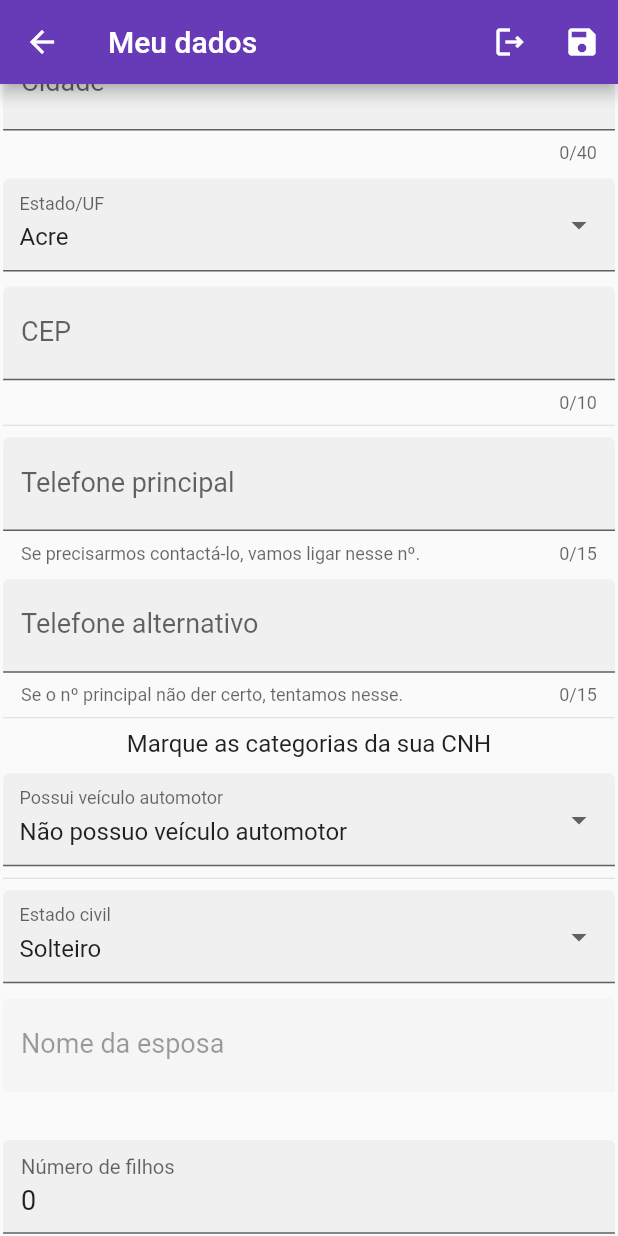
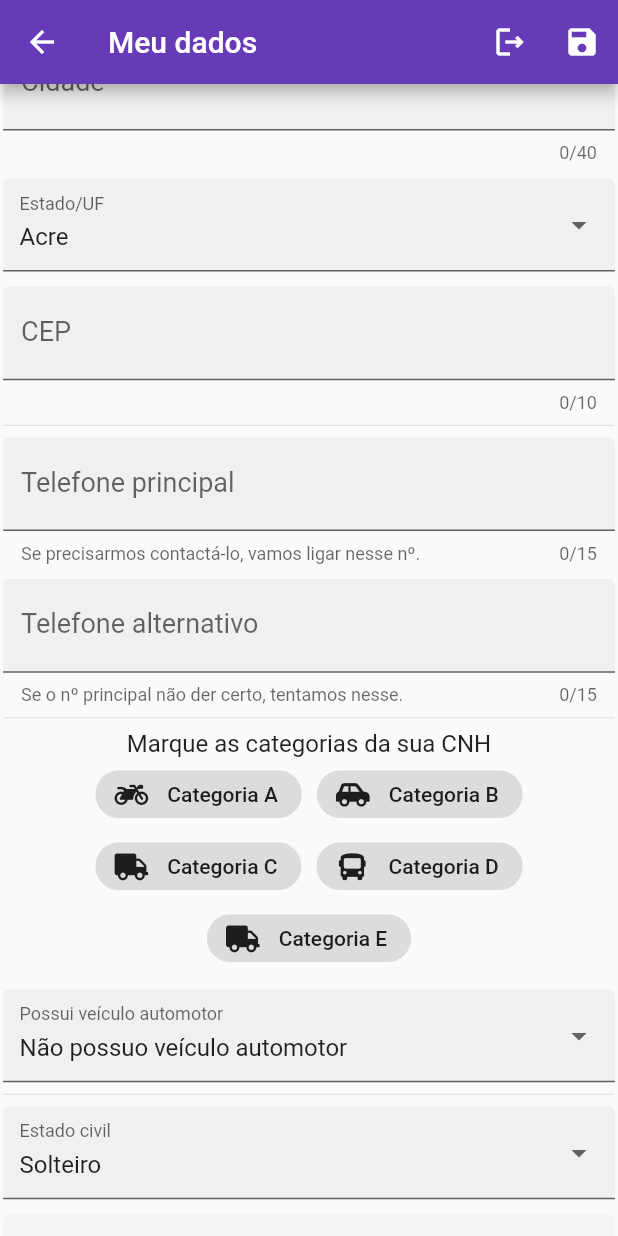
Before and after one commit to gibalmeida/trabcon_flutter, a Flutter app: the MyDataForm screen opened directly with empty values, scrolled down 576 dp, on a phone screen of 412 x 824 dp. Run offline on Flutter 3.47's test engine with Material 2 defaults, Android fonts, the phone set to English and light mode, and no system bars; our stand-ins replace auto_route, cloud_firestore, dartz, firebase_auth, firebase_core, flutter_hooks and 4 more; missing offline and left inert: flutterfire_ui; accounts and stored records are empty.

Commit message:
Changes CategoriasCNH to use Chips.

```diff
--- a/lib/presentation/pages/my_data/my_data_page.dart
+++ b/lib/presentation/pages/my_data/my_data_page.dart
@@ -361,13 +361,14 @@ class MyDataForm extends HookConsumerWidget {
                               ),
                               SizedBox(
                                   width: _responsiveWidth(
-                                      containerWidth, 1, 0.49, 0.49),
-                                  child: _buildCategoriasCnh(categoriasCnh)),
+                                      containerWidth, 1, 1, 0.49),
+                                  child: _buildCategoriasCnh(
+                                      context, categoriasCnh)),
                             ],
                           ),
                           SizedBox(
-                              width: _responsiveWidth(
-                                  containerWidth, 1, 0.49, 0.50),
+                              width:
+                                  _responsiveWidth(containerWidth, 1, 1, 0.50),
                               child: _buildVeiculoAutomotorProprio(
                                   veiculoAutomotorProprio)),
                         ],
@@ -839,17 +840,29 @@ class MyDataForm extends HookConsumerWidget {
     );
   }
 
-  Column _buildCategoriasCnh(ValueNotifier<Map<String, bool>> categoriasCnh) {
-    return Column(
-      crossAxisAlignment: CrossAxisAlignment.start,
+  Widget _buildCategoriasCnh(
+      BuildContext context, ValueNotifier<Map<String, bool>> categoriasCnh) {
+    return Wrap(
+      alignment: WrapAlignment.center,
+      spacing: 10.0,
       children: [
-        ...categoriasCnh.value.entries.map<Widget>(
-          (categoria) {
-            return CheckboxListTile(
-              title: Text("Categoria ${categoria.key}"),
-              value: categoria.value,
-              onChanged: (newValue) {
-                categoriasCnh.value[categoria.key] = newValue ?? false;
+        ...const <Map<String, Widget>>[
+          {'A': FaIcon(FontAwesomeIcons.motorcycle, size: 18.0)},
+          {'B': FaIcon(FontAwesomeIcons.carSide, size: 18.0)},
+          {'C': FaIcon(FontAwesomeIcons.truck, size: 18.0)},
+          {'D': FaIcon(FontAwesomeIcons.bus, size: 18.0)},
+          {'E': FaIcon(FontAwesomeIcons.truck, size: 18.0)},
+        ].map<Widget>(
+          (value) {
+            final categoria = value.entries.first;
+            return ChoiceChip(
+              label: Text("Categoria ${categoria.key}"),
+              avatar: categoria.value,
+              padding: const EdgeInsets.symmetric(horizontal: 8.0),
+              selectedColor: Theme.of(context).primaryColorLight,
+              selected: categoriasCnh.value[categoria.key] ?? false,
+              onSelected: (value) {
+                categoriasCnh.value[categoria.key] = value;
                 categoriasCnh
                     .notifyListeners(); // Tem que chamar notifyListeners senão a UI não é atualizada
               },
```
